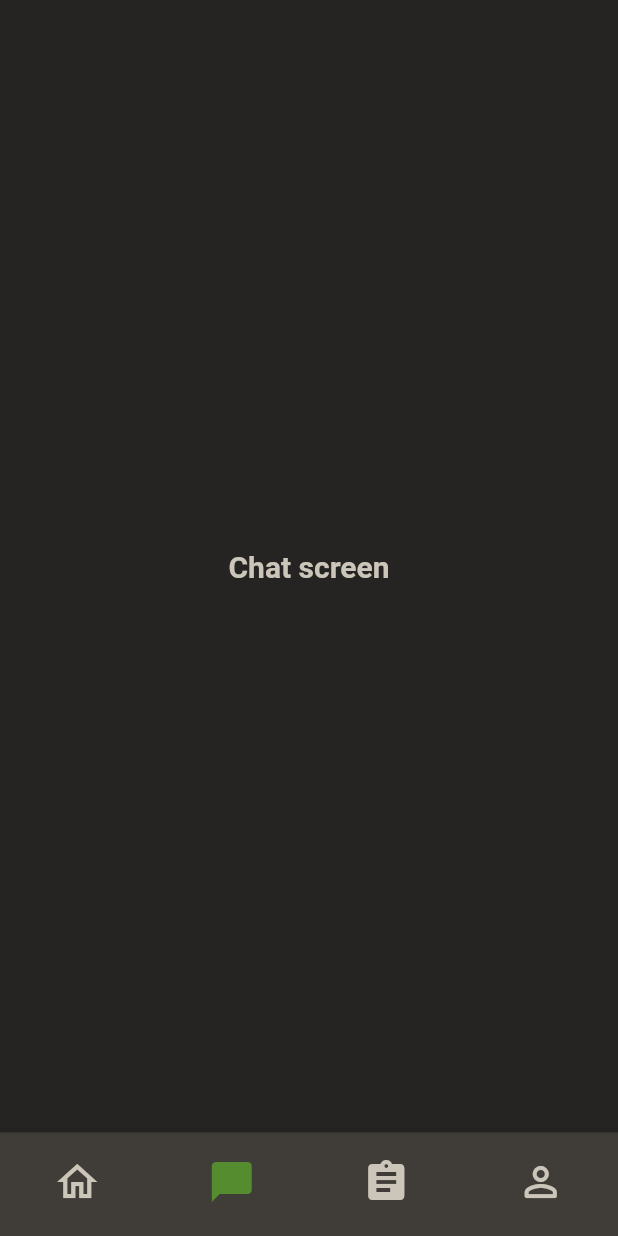
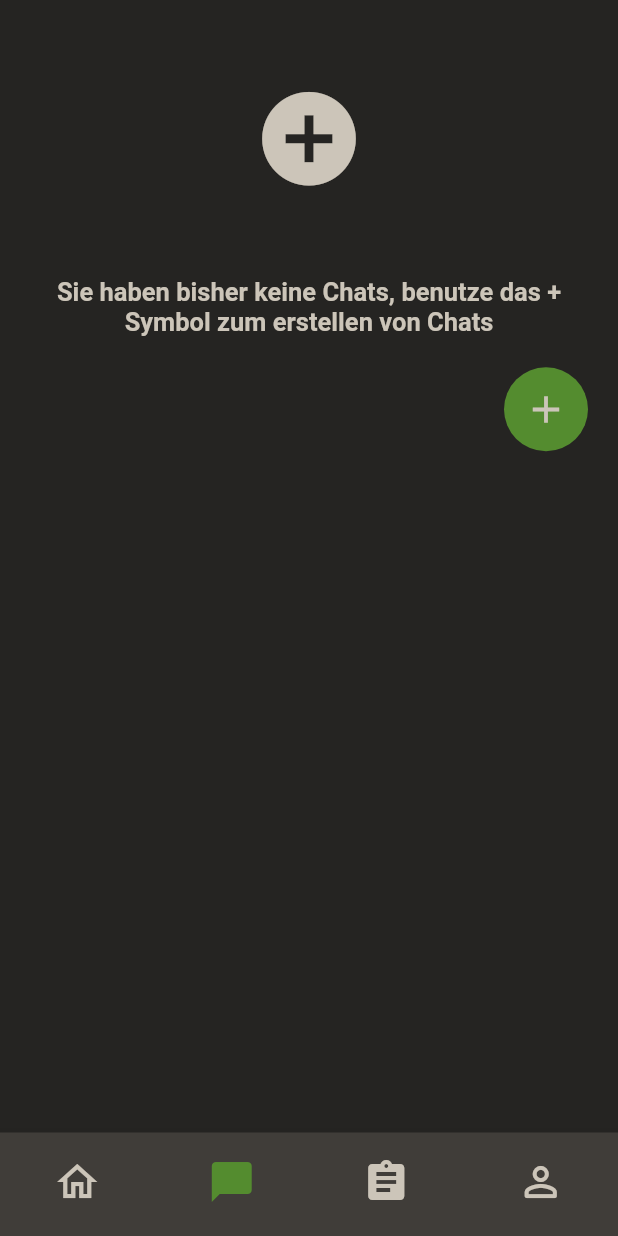
Before and after one commit to Vincent401/NachhilfeApp_Frontend, a Flutter app: the screen it shows once a user with an empty profile is signed in, item 2 of the bottom bar chosen, on a phone screen of 412 x 824 dp. Run offline on Flutter 3.47's test engine with Material 2 defaults, Android fonts, the phone set to English and light mode, and no system bars; our stand-ins replace cloud_firestore, firebase_auth, firebase_core; accounts and stored records are empty.

Commit message:
Chat funktioniert

```diff
--- a/lib/Assignments/assignmentchange.dart
+++ b/lib/Assignments/assignmentchange.dart
@@ -5,7 +5,7 @@ import '../Elemente/_member.dart';
 import '../Elemente/_subjects.dart';
 import '../help/calls/membercalls.dart';
 import '../help/calls/subjectcalls.dart';
-import '../help/calls/submissioncalls.dart';
+//import '../help/calls/submissioncalls.dart';
 import '../help/variables.dart';
 
 import 'package:http/http.dart' as http;
@@ -336,7 +336,7 @@ class _AssignmentChangePageState extends State<AssignmentChangePage> {
                         MaterialPageRoute(
                           builder: (context) => const HomePage(),
                         ));*/
-                    postSubmission(DateTime(2023,1,10));
+                    //postSubmission(DateTime(2023,1,10));
                   },
                   child: Container(
                     width: MediaQuery.of(context).size.width > 250
--- a/lib/Assignments/singleassignmentsmal.dart
+++ b/lib/Assignments/singleassignmentsmal.dart
@@ -69,9 +69,9 @@ class _SingleAssignmentState extends State<SingleAssignment> {
                               return Container();
                             } else {
                               DocumentSnapshot<Object?>? list = future.data;
-                              //print(future.data?.length);
+                              print(list!['chats']);
                               return Container(
-                                  child: widget.assignment.owner.compareTo(list!['id']) == 0 ?
+                                  child: widget.assignment.owner.compareTo(list['id']) == 0 ?
                                       InkWell(
                                         onTap: ()=> Navigator.push(context, MaterialPageRoute(builder: (context) => AssignmentChangePage(currAssignment: widget.assignment,))),
                                         child: const Icon(Icons.settings, color: Style.text, size: 40,),
--- a/lib/Screens/chatscreen.dart
+++ b/lib/Screens/chatscreen.dart
@@ -1,6 +1,13 @@
-import 'package:flutter/cupertino.dart';
+import 'package:firebase_auth/firebase_auth.dart';
+//import 'package:flutter/cupertino.dart';
 import 'package:flutter/material.dart';
+import 'package:nachhilfe_app/chat/singlechatsmal.dart';
 import 'package:nachhilfe_app/help/variables.dart';
+
+import '../Assignments/assignmentchange.dart';
+import '../Elemente/_member.dart';
+import '../help/calls/membercalls.dart';
+import '../help/methods/createnewchat.dart';
 
 class ChatPage extends StatefulWidget {
   const ChatPage({Key? key}) : super(key: key);
@@ -10,8 +17,147 @@ class ChatPage extends StatefulWidget {
 }
 
 class _ChatPageState extends State<ChatPage> {
+  Stream? chats;
+  bool _isLoading = false;
+  String groupName = '';
+
+  @override
+  void initState() {
+    super.initState();
+    gettingUserData();
+  }
+
+  gettingUserData() async {
+    chats = usercollection.doc(FirebaseAuth.instance.currentUser?.uid).get().asStream();
+        /*.then((value) {
+      value.get('chat contacts');
+    });*/
+    //usercollection.doc(FirebaseAuth.instance.currentUser?.uid).snapshots();
+
+  }
+
   @override
   Widget build(BuildContext context) {
-    return Center(child: Text('Chat screen', style: mystyle(20),));
+    return Scaffold(
+      backgroundColor: Style.back,
+      body: SingleChildScrollView(
+        child: Column(
+          children: [
+            SizedBox(height: MediaQuery.of(context).size.height /15,),
+            chatList(), //Center(child: Text('Chat screen', style: mystyle(20),))
+            Container(
+              alignment: Alignment.bottomRight,
+               margin: const EdgeInsets.only(right: 20, top: 20),
+              child: FloatingActionButton(
+                  onPressed: (){
+                    popUpDialog(context);
+                  },
+                elevation: 0,
+                backgroundColor: Style.accent,
+                child: const Icon(
+                  Icons.add,
+                  color: Style.text,
+                  size: 30,
+                ),
+              ),
+            )
+          ],
+        ),
+      ),
+    );
   }
+
+  popUpDialog(BuildContext context){
+    final Future<List<Member>> member = fetchMemberAll();
+    Member? currMem;
+    showDialog(context: context, builder: (context){
+      return AlertDialog(
+        backgroundColor: Style.lightback,
+        title: Text('erstelle einen Chat', style: mystyle(17), textAlign: TextAlign.left,),
+        content: Column(
+          mainAxisSize: MainAxisSize.min,
+          children: [
+            _isLoading ? const Center(child: CircularProgressIndicator(color: Style.accent,),) :
+            TextField(
+              onChanged: (val) {
+                setState(() {
+                  groupName = val;
+                });
+              },
+            )
+          ],
+        ),
+        actions: [
+          ElevatedButton(onPressed: (){Navigator.of(context).pop();}, child: const Text('CANCEL'),),
+          ElevatedButton(
+            onPressed: () async {
+              setState(() {
+                _isLoading = true;
+              });
+              CreateNewChat(groupName, '');
+              setState(() {
+                _isLoading = false;
+              });
+              Navigator.of(context).pop();
+            },
+            child: const Text('CREATE'),
+          )
+        ],
+      );
+    });
+  }
+
+  chatList(){
+    return StreamBuilder(
+      stream: chats,
+      builder: (context, AsyncSnapshot snapshot){
+        if(snapshot.hasData){
+          if(snapshot.data['chats'] != null){
+            if(snapshot.data['chats'].length != 0){
+              //print(snapshot.data['chats'].length);
+              return ListView.builder(
+                scrollDirection: Axis.vertical,
+                shrinkWrap: true,
+                itemCount: snapshot.data['chats'].length,
+                itemBuilder: (context, index){
+                  int reverseIndex = snapshot.data['chats'].length - index - 1;
+                  return SingleChatSmal(
+                      userName: snapshot.data['chats'][reverseIndex],
+                      chatID: snapshot.data['chats'][reverseIndex],
+                      name: snapshot.data['firstName'] + snapshot.data['lastName']
+                  );
+                },
+              );
+            }
+            else{
+              return noGroupWidget();
+            }
+          }
+          else{
+            return noGroupWidget();
+          }
+        }
+        else{
+          return const Center(child: CircularProgressIndicator(color: Style.accent,),);
+        }
+      },
+    );
+
+  }
+
+  noGroupWidget(){
+    return Container(
+      padding: const EdgeInsets.symmetric(horizontal: 25),
+      child: Column(
+        mainAxisAlignment: MainAxisAlignment.center,
+        crossAxisAlignment: CrossAxisAlignment.center,
+        children: [
+          const Icon(Icons.add_circle, color: Style.text, size: 75,),
+          SizedBox(height: MediaQuery.of(context).size.height /15,),
+          Text('Sie haben bisher keine Chats, benutze das + Symbol zum erstellen von Chats', style: mystyle(17), textAlign: TextAlign.center,)
+        ],
+      ),
+    );
+  }
+
 }
--- a/lib/help/variables.dart
+++ b/lib/help/variables.dart
@@ -21,3 +21,5 @@ TextStyle mystyle(double size, [ Color color = Style.text, FontWeight fw = FontW
 }
 
 CollectionReference usercollection = FirebaseFirestore.instance.collection('users');
+CollectionReference chatcollection = FirebaseFirestore.instance.collection('chats');
+//CollectionReference messagescollection = FirebaseFirestore.instance.collection('chats');
```
Also changed, not shown: lib/chat/singlechatbig.dart (added, +217 -0 lines), lib/chat/singlechatsmal.dart (added, +42 -0 lines), lib/chat/singlemessage.dart (added, +61 -0 lines), lib/help/calls/membercalls.dart (+4 -7 lines), lib/help/methods/createnewchat.dart (added, +70 -0 lines), lib/help/methods/createnewmessage.dart (added, +7 -0 lines), lib/login/signupscreen.dart (+13 -7 lines).
